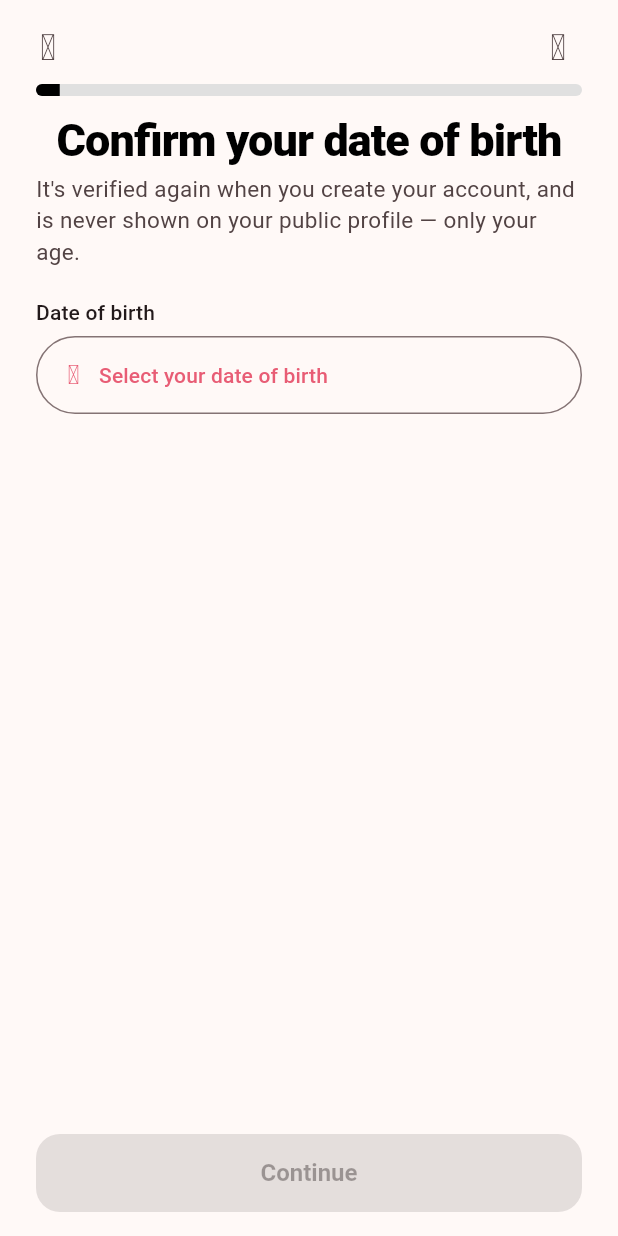
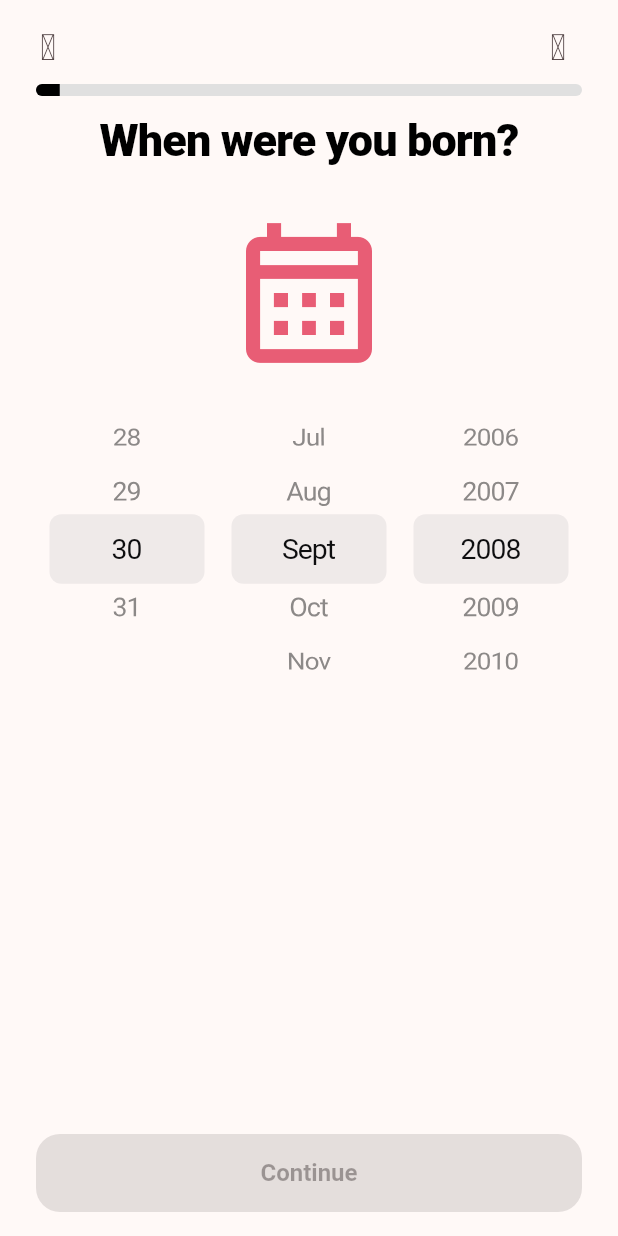
Before and after one commit to shauritanga/sanjari, a Flutter app: the DateOfBirthPage screen opened by its route, on a phone screen of 412 x 824 dp. Run offline on Flutter 3.47's test engine with Material 3 defaults, Android fonts, the light colour scheme and no system bars; our stand-ins replace audioplayers, dio, firebase_core, firebase_messaging, flutter_contacts, flutter_riverpod and 9 more; missing offline and left inert: record; accounts and stored records are empty; network calls fail; Roboto replaces fonts that are missing (HgiStrokeRounded, NunitoSans).

Commit message:
Match date of birth wheel picker design

```diff
--- a/apps/flutter/lib/features/onboarding/date_of_birth_page.dart
+++ b/apps/flutter/lib/features/onboarding/date_of_birth_page.dart
@@ -1,89 +1,121 @@
+import 'package:flutter/cupertino.dart';
 import 'package:flutter/material.dart';
-import 'package:hugeicons/hugeicons.dart';
 import 'package:flutter_riverpod/flutter_riverpod.dart';
 import 'package:go_router/go_router.dart';
-
-import '../../l10n/locale_controller.dart';
-import '../../widgets/date_of_birth_picker.dart';
+import '../../core/theme.dart';
 import 'onboarding_screen.dart';
 import 'onboarding_steps.dart';
 import 'pending_dob_provider.dart';
 
-/// Date-of-birth capture, shown right after the /onboarding/age "I'm 18 or
-/// older" confirmation. An under-18 pick is rejected here, immediately,
-/// with an unmistakable "adults only" message — before the user can go
-/// any further. Not part of the numbered onboardingSteps catalogue (it
-/// has no server-side counterpart, matching the original app), so it
-/// reuses the 'age' step's progress position. The picked date carries
-/// forward to the email/phone sign-up screens via
-/// [pendingDateOfBirthProvider] so it isn't asked for twice.
 class DateOfBirthPage extends ConsumerStatefulWidget {
   const DateOfBirthPage({super.key});
-
   @override
   ConsumerState<DateOfBirthPage> createState() => _DateOfBirthPageState();
 }
 
 class _DateOfBirthPageState extends ConsumerState<DateOfBirthPage> {
-  DateTime? _dateOfBirth;
-
+  static const months = [
+    'Jan',
+    'Feb',
+    'Mar',
+    'Apr',
+    'May',
+    'Jun',
+    'Jul',
+    'Aug',
+    'Sept',
+    'Oct',
+    'Nov',
+    'Dec'
+  ];
+  late int day, month, year;
+  DateTime? selected;
   @override
   void initState() {
     super.initState();
-    _dateOfBirth = ref.read(pendingDateOfBirthProvider);
+    final d = ref.read(pendingDateOfBirthProvider);
+    day = d?.day ?? 30;
+    month = (d?.month ?? 9) - 1;
+    year = d?.year ?? DateTime.now().year - 18;
+    selected = d;
   }
 
-  void _pickDate() {
-    pickDateOfBirth(
-      context,
-      ref.read(localeProvider).value,
-      initialDateTime: _dateOfBirth,
-      onSelected: (date) => setState(() => _dateOfBirth = date),
-    );
+  DateTime? get date {
+    final d = DateTime(year, month + 1, day);
+    return d.month == month + 1 && d.day == day && !d.isAfter(DateTime.now())
+        ? d
+        : null;
   }
 
-  void _continue() {
-    final dob = _dateOfBirth;
-    if (dob == null) return;
-    ref.read(pendingDateOfBirthProvider.notifier).state = dob;
-    context.push(pathForStep('terms'));
+  int? age(DateTime? d) {
+    if (d == null) return null;
+    final n = DateTime.now();
+    var a = n.year - d.year;
+    if (n.month < d.month || (n.month == d.month && n.day < d.day)) a--;
+    return a;
   }
 
+  void changed() => setState(() => selected = date);
   @override
   Widget build(BuildContext context) {
-    final locale = ref.watch(localeProvider).value;
-    final dob = _dateOfBirth;
+    final years = age(selected);
+    final valid = years != null && years >= 18;
     return OnboardingScreen(
-      step: stepNumber('age'),
-      title: 'Confirm your date of birth',
-      subtitle: "It's verified again when you create your account, and is "
-          'never shown on your public profile — only your age.',
-      primaryLabel: tr(locale, 'continueAction'),
-      primaryDisabled: dob == null,
-      onPrimary: _continue,
-      child: Column(
-        crossAxisAlignment: CrossAxisAlignment.start,
-        children: [
-          Text(
-            tr(locale, 'dateOfBirth'),
-            style: Theme.of(context).textTheme.labelLarge,
-          ),
-          const SizedBox(height: 6),
-          OutlinedButton.icon(
-            onPressed: _pickDate,
-            style: OutlinedButton.styleFrom(
-              alignment: Alignment.centerLeft,
-              minimumSize: const Size.fromHeight(52),
-            ),
-            icon: const Icon(HugeIcons.strokeRoundedCalendar03, size: 18),
-            label: Text(
-              dob == null
-                  ? tr(locale, 'selectDateOfBirth')
-                  : '${dob.year}-${dob.month.toString().padLeft(2, '0')}-${dob.day.toString().padLeft(2, '0')}',
-            ),
-          ),
-        ],
-      ),
-    );
+        step: stepNumber('age'),
+        title: 'When were you born?',
+        primaryLabel: 'Continue',
+        primaryDisabled: !valid,
+        onPrimary: () {
+          if (!valid) return;
+          ref.read(pendingDateOfBirthProvider.notifier).state = selected;
+          context.push(pathForStep('terms'));
+        },
+        child: Column(children: [
+          const SizedBox(height: 8),
+          Icon(Icons.calendar_month_outlined,
+              size: 112, color: SanjariColors.coral),
+          const SizedBox(height: 20),
+          SizedBox(
+              height: 190,
+              child: Row(children: [
+                Expanded(
+                    child: picker(
+                        day - 1, 31, (i) => '${i + 1}'.padLeft(2, '0'), (i) {
+                  day = i + 1;
+                  changed();
+                })),
+                Expanded(
+                    child: picker(month, 12, (i) => months[i], (i) {
+                  month = i;
+                  changed();
+                })),
+                Expanded(
+                    child: picker(year - 1900, DateTime.now().year - 1899,
+                        (i) => '${1900 + i}', (i) {
+                  year = 1900 + i;
+                  changed();
+                })),
+              ])),
+          const SizedBox(height: 52),
+          if (years != null)
+            Text("You're $years years old",
+                style:
+                    const TextStyle(fontSize: 20, fontWeight: FontWeight.w700)),
+        ]));
   }
+
+  Widget picker(int initial, int count, String Function(int) label,
+          ValueChanged<int> onChanged) =>
+      CupertinoPicker.builder(
+          itemExtent: 44,
+          diameterRatio: 3,
+          squeeze: 1.15,
+          magnification: 1.05,
+          useMagnifier: true,
+          scrollController: FixedExtentScrollController(
+              initialItem: initial.clamp(0, count - 1)),
+          onSelectedItemChanged: onChanged,
+          itemBuilder: (c, i) => Center(
+              child: Text(label(i), style: const TextStyle(fontSize: 18))),
+          childCount: count);
 }
```
